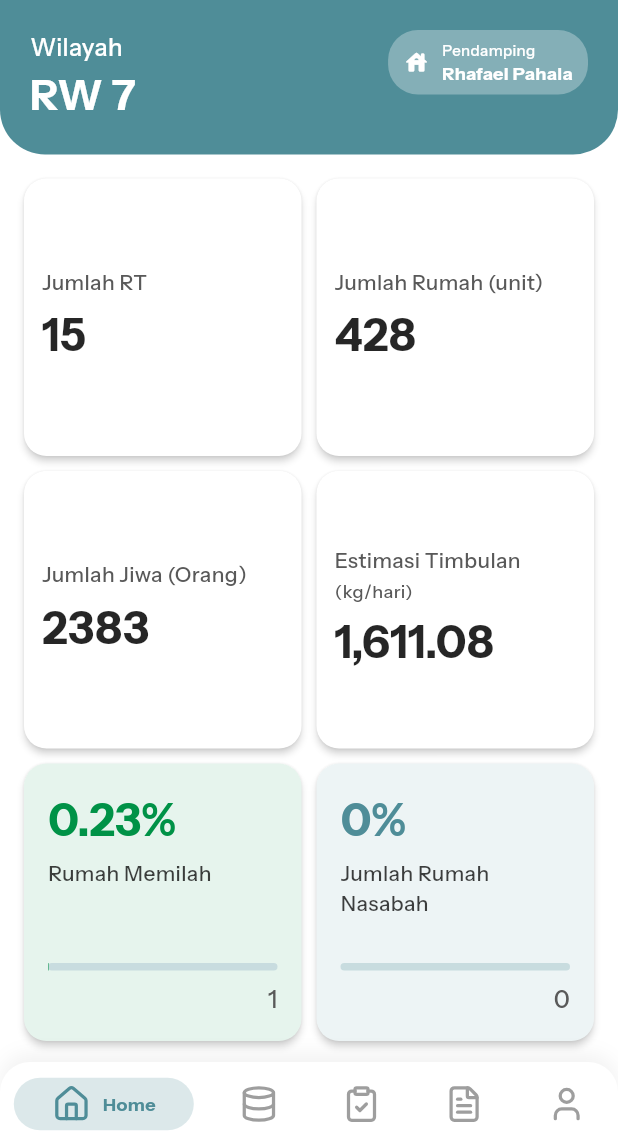
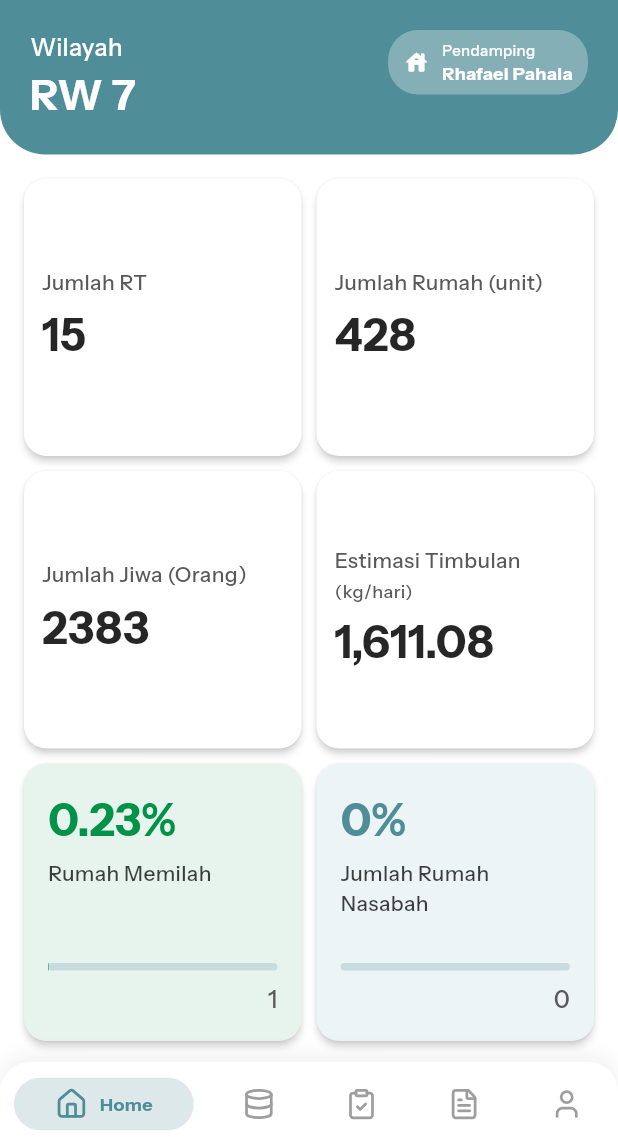
Before and after one commit to Fdjri/BPS-RW, a Flutter app: the CustomBottomNavbar screen opened by its route, on a phone screen of 412 x 824 dp, the part 90-1236 px from its top. Run offline on Flutter 3.47's test engine with Material 3 defaults, Android fonts, the phone set to English and light mode, and no system bars; drawn by our look-alikes of percent_indicator, persistent_bottom_nav_bar; our stand-ins replace bloc, dartz, equatable, file_picker, fl_chart, flutter_bloc and 6 more; network calls fail; project files that could hold a hidden picture were left out.

Commit message:
adjust height for bottom navbar

```diff
--- a/lib/core/presentation/widgets/custom_bottom_navbar.dart
+++ b/lib/core/presentation/widgets/custom_bottom_navbar.dart
@@ -21,6 +21,8 @@ class CustomBottomNavbar extends StatelessWidget {
   Widget build(BuildContext context) {
     final PersistentTabController controller = PersistentTabController(initialIndex: initialIndex);
 
+    final double bottomPadding = MediaQuery.of(context).viewPadding.bottom;
+
     return PersistentTabView(
       context,
       controller: controller,
@@ -31,7 +33,8 @@ class CustomBottomNavbar extends StatelessWidget {
       handleAndroidBackButtonPress: true,
       resizeToAvoidBottomInset: true,
       stateManagement: true,
-
+      padding: EdgeInsets.only(bottom: bottomPadding > 0 ? bottomPadding : 20, top: 10),
+      margin: const EdgeInsets.all(0),
       decoration: NavBarDecoration(
         borderRadius: const BorderRadius.only(
           topLeft: Radius.circular(20),
@@ -85,13 +88,16 @@ class CustomBottomNavbar extends StatelessWidget {
 
   PersistentBottomNavBarItem _buildItem(IconData icon, String title) {
     return PersistentBottomNavBarItem(
-      icon: Icon(icon),
+      icon: Icon(
+        icon,
+        size: 22,
+        ),
       title: title,
       activeColorPrimary: AppColors.blue.normal,
       inactiveColorPrimary: Colors.grey,
       textStyle: const TextStyle(
         fontFamily: 'InstrumentSans',
-        fontWeight: FontWeight.w600,
+        fontWeight: FontWeight.w700,
         fontSize: 12,
       ),
     );
```
